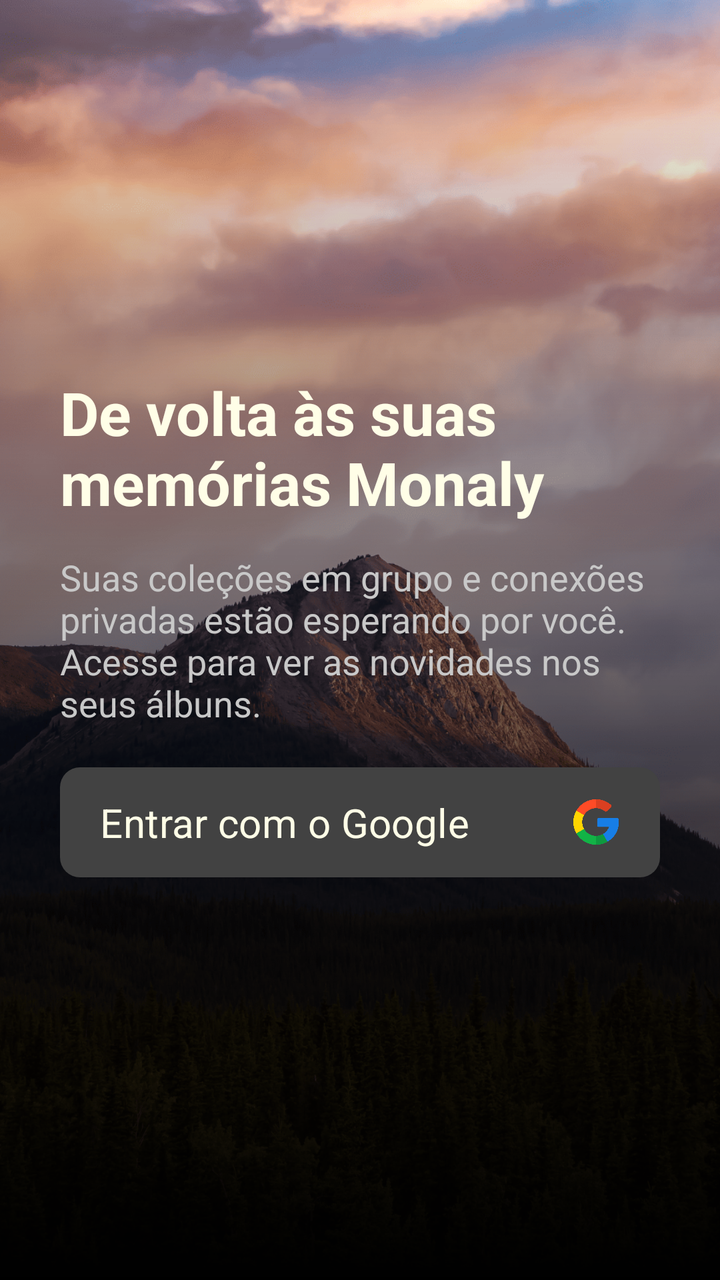
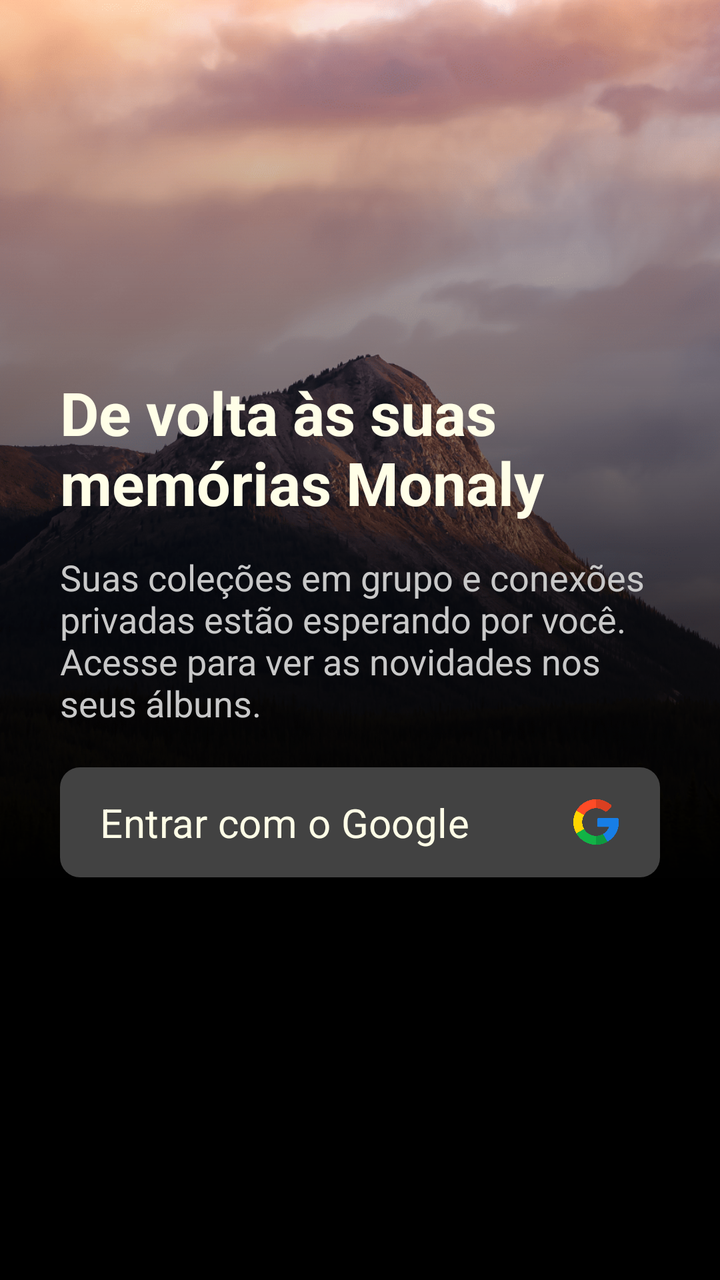

Screens rendered from an Android XML layout before and after an edit, with the pre-edit source and the edit as a unified diff.
<!-- AndroidManifest.xml: application theme Theme.Monaly -->
<!-- res/layout/activity_login.xml -->
<?xml version="1.0" encoding="utf-8"?>
<androidx.constraintlayout.widget.ConstraintLayout
    xmlns:android="http://schemas.android.com/apk/res/android"
    xmlns:app="http://schemas.android.com/apk/res-auto"
    xmlns:tools="http://schemas.android.com/tools"
    android:id="@+id/main"
    android:layout_width="match_parent"
    android:layout_height="match_parent"
    tools:context=".ui.activity.LoginActivity"
    android:background="@color/black">

    <ImageView
        android:id="@+id/imageBackgroundLogin"
        android:layout_width="0dp"
        android:layout_height="0dp"
        android:scaleType="centerCrop"
        android:src="@drawable/img_background_login"
        app:layout_constraintBottom_toBottomOf="parent"
        app:layout_constraintEnd_toEndOf="parent"
        app:layout_constraintStart_toStartOf="parent"
        app:layout_constraintTop_toTopOf="parent" />

    <ImageView
        android:id="@+id/imageGradientEffect"
        android:layout_width="0dp"
        android:layout_height="0dp"
        android:src="@drawable/bg_gradient_black"
        app:layout_constraintBottom_toBottomOf="@+id/imageBackgroundLogin"
        app:layout_constraintEnd_toEndOf="parent"
        app:layout_constraintHorizontal_bias="0.0"
        app:layout_constraintStart_toStartOf="parent"
        app:layout_constraintTop_toTopOf="parent" />

    <TextView
        android:id="@+id/textTitleLogin"
        android:layout_width="0dp"
        android:layout_height="wrap_content"
        android:layout_marginStart="30dp"
        android:layout_marginEnd="30dp"
        android:layout_marginBottom="15dp"
        android:text="@string/login_title"
        android:textColor="@color/bage_neutral"
        android:textSize="30sp"
        app:layout_constraintBottom_toTopOf="@+id/textDescriptionLogin"
        app:layout_constraintEnd_toEndOf="parent"
        app:layout_constraintStart_toStartOf="parent" />


    <TextView
        android:id="@+id/textDescriptionLogin"
        android:layout_width="0dp"
        android:layout_height="wrap_content"
        android:layout_marginStart="30dp"
        android:layout_marginEnd="30dp"
        android:text="@string/login_description"
        android:textColor="@color/gray_medium"
        android:textSize="18sp"
        app:layout_constraintBottom_toBottomOf="parent"
        app:layout_constraintEnd_toEndOf="parent"
        app:layout_constraintHorizontal_bias="0.0"
        app:layout_constraintStart_toStartOf="parent"
        app:layout_constraintTop_toTopOf="@+id/imageBackgroundLogin" />

    <com.google.android.material.button.MaterialButton
        android:id="@+id/buttonLoginGoogle"
        android:layout_width="0dp"
        android:layout_height="55dp"
        android:layout_marginStart="30dp"
        android:layout_marginTop="20dp"
        android:layout_marginEnd="30dp"
        android:background="@drawable/drawable_background_button_gray_dark_10_dp"
        android:fontFamily="sans-serif"
        android:gravity="start|center_vertical"
        android:paddingStart="20dp"
        android:paddingEnd="20dp"
        android:text="@string/login_button"
        android:textAllCaps="false"
        android:textColor="@color/bage_neutral"
        android:textFontWeight="400"
        android:textSize="20sp"
        android:textStyle="normal"
        app:backgroundTint="@null"
        app:icon="@drawable/img_icon_google"
        app:iconGravity="end"
        app:iconSize="24dp"
        app:iconTint="@null"
        app:layout_constraintEnd_toEndOf="parent"
        app:layout_constraintHorizontal_bias="0.0"
        app:layout_constraintStart_toStartOf="parent"
        app:layout_constraintTop_toBottomOf="@+id/textDescriptionLogin" />

</androidx.constraintlayout.widget.ConstraintLayout>
<!-- resources referenced by this layout -->
<resources>
  <color name="bage_neutral">#fffee7</color>
  <color name="black">#000000</color>
  <color name="gray_medium">#C8C8C8</color>
  <!-- drawable bg_gradient_black (drawable) -->
  <?xml version="1.0" encoding="utf-8"?>
  <shape xmlns:android="http://schemas.android.com/apk/res/android"
  
      android:shape="rectangle">
  
      <gradient
  
          android:angle="90"
          android:startColor="@color/black"
          android:endColor="#00000000"
          android:type="linear"/>
  
  </shape>
  <!-- drawable drawable_background_button_gray_dark_10_dp (drawable) -->
  <?xml version="1.0" encoding="utf-8"?>
  <shape xmlns:android="http://schemas.android.com/apk/res/android">
  
      <corners android:radius="10dp"/>
      <solid android:color="@color/gray_dark"/>
  
  </shape>
  <!-- drawable img_background_login: png bitmap (drawable, 608380 bytes) -->
  <!-- drawable img_icon_google: webp bitmap (drawable, 15924 bytes) -->
  <string name="login_button">Entrar com o Google</string>
  <string name="login_description">Suas coleções em grupo e conexões privadas estão esperando por você. Acesse para ver as novidades nos seus álbuns.</string>
  <string name="login_title"><b>De volta às suas memórias Monaly</b></string>
  <style name="Theme.Monaly" parent="Base.Theme.Monaly" />
  <color name="gray_dark">#424242</color>
  <style name="Base.Theme.Monaly" parent="Theme.Material3.DayNight.NoActionBar">
  
          <item name="android:navigationBarColor">@color/black</item>
  
      </style>
</resources>

<!-- the commit's change to res/layout/activity_login.xml (unified diff, before → after) -->
@@ -13,6 +13,7 @@
         android:id="@+id/imageBackgroundLogin"
         android:layout_width="0dp"
         android:layout_height="0dp"
+        android:layout_marginBottom="200dp"
         android:scaleType="centerCrop"
         android:src="@drawable/img_background_login"
         app:layout_constraintBottom_toBottomOf="parent"
